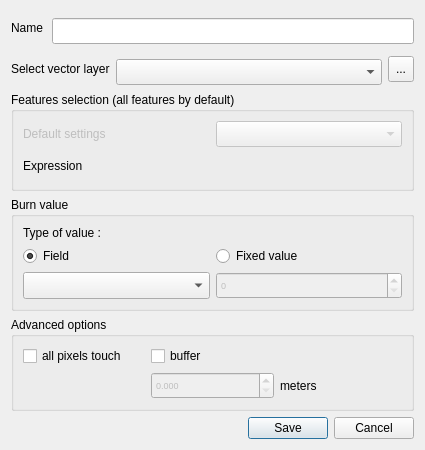
First picture: the form in ui/vector_data_dialog.ui, repository MathieuChailloux/MitiConnect, before the edit.
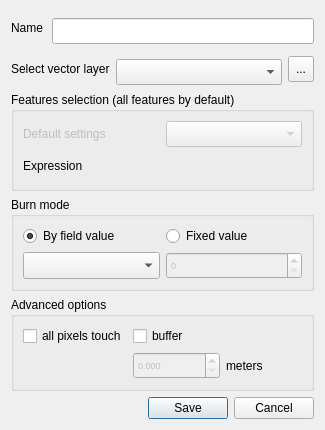
Second picture: the form after the edit. Custom widgets are drawn as their Qt base class.

Commit message: Update classes and friction types

```diff
--- a/ui/vector_data_dialog.ui
+++ b/ui/vector_data_dialog.ui
@@ -6,14 +6,14 @@
    <rect>
     <x>0</x>
     <y>0</y>
-    <width>425</width>
-    <height>450</height>
+    <width>325</width>
+    <height>430</height>
    </rect>
   </property>
   <property name="minimumSize">
    <size>
     <width>0</width>
-    <height>450</height>
+    <height>430</height>
    </size>
   </property>
   <property name="maximumSize">
@@ -328,7 +328,7 @@
      <property name="minimumSize">
       <size>
        <width>0</width>
-       <height>110</height>
+       <height>90</height>
       </size>
      </property>
      <property name="maximumSize">
@@ -338,20 +338,10 @@
       </size>
      </property>
      <property name="title">
-      <string>Burn value</string>
+      <string>Burn mode</string>
      </property>
      <layout class="QGridLayout" name="gridLayout">
       <item row="0" column="0">
-       <widget class="QLabel" name="typeLabel_2">
-        <property name="text">
-         <string>Type of value :</string>
-        </property>
-        <property name="scaledContents">
-         <bool>true</bool>
-        </property>
-       </widget>
-      </item>
-      <item row="1" column="0">
        <widget class="QRadioButton" name="vectorFieldMode">
         <property name="enabled">
          <bool>true</bool>
@@ -363,14 +353,14 @@
          </size>
         </property>
         <property name="text">
-         <string>Field</string>
+         <string>By field value</string>
         </property>
         <property name="checked">
          <bool>true</bool>
         </property>
        </widget>
       </item>
-      <item row="1" column="1">
+      <item row="0" column="1">
        <widget class="QRadioButton" name="vectorFixedMode">
         <property name="enabled">
          <bool>true</bool>
@@ -386,7 +376,7 @@
         </property>
        </widget>
       </item>
-      <item row="2" column="0">
+      <item row="1" column="0">
        <widget class="QgsFieldComboBox" name="vectorFieldCombo">
         <property name="enabled">
          <bool>true</bool>
@@ -405,8 +395,8 @@
         </property>
        </widget>
       </item>
-      <item row="2" column="1">
-       <widget class="QgsDoubleSpinBox" name="vectorFixedValue">
+      <item row="1" column="1">
+       <widget class="QSpinBox" name="vectorFixedValue">
         <property name="enabled">
          <bool>false</bool>
         </property>
@@ -427,9 +417,6 @@
           <pointsize>7</pointsize>
          </font>
         </property>
-        <property name="decimals">
-         <number>0</number>
-        </property>
        </widget>
       </item>
      </layout>
```
The commit also changes 5 other files.
